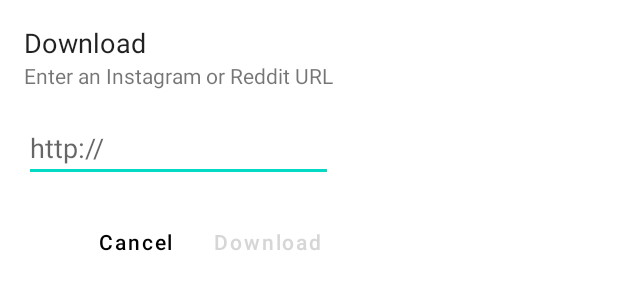
After one commit to RaymondSalim/RedditDownloader-Kotlin, an Android app: the layout fragment_gallery_dialog.xml on its own in the app's theme, with its tools: preview values and no code run, on a phone screen of 412 x 824 dp. The commit adds this screen. Shown: the top 300 px of the screen. Run offline under Robolectric (Android 15) with nearby library versions, the phone set to English and light mode, and no system bars.

Commit message:
Updated resource files

```diff
--- a/app/src/main/res/layout/activity_main.xml
+++ b/app/src/main/res/layout/activity_main.xml
@@ -39,7 +39,7 @@
             android:layout_width="0dp"
             android:layout_height="wrap_content"
             android:minHeight="64dp"
-            android:layout_marginBottom="@dimen/bottmNavBarMargin"
+            android:layout_marginBottom="@dimen/bottomNavBarMargin"
             app:labelVisibilityMode="selected"
             app:itemIconSize="24dp"
             app:itemIconTint="@drawable/bottom_nav_color"
--- a/app/src/main/res/layout/fragment_gallery.xml
+++ b/app/src/main/res/layout/fragment_gallery.xml
@@ -10,11 +10,14 @@
         android:layout_margin="0dp"
         android:layout_width="match_parent"
         android:layout_height="match_parent"
+        android:paddingBottom="64dp"
+        android:clipToPadding="false"
     />
+
 
     <com.google.android.material.floatingactionbutton.FloatingActionButton
         android:id="@+id/fab"
-        android:layout_gravity="bottom|right"
+        android:layout_gravity="bottom|end"
         android:layout_width="wrap_content"
         android:layout_height="wrap_content"
         android:layout_margin="16dp"
--- /dev/null
+++ b/app/src/main/res/layout/fragment_gallery_dialog.xml
@@ -0,0 +1,80 @@
+<?xml version="1.0" encoding="utf-8"?>
+<androidx.appcompat.widget.LinearLayoutCompat
+        android:id="@+id/gallery_dialog_fragment"
+        xmlns:android="http://schemas.android.com/apk/res/android"
+        xmlns:tools="http://schemas.android.com/tools"
+        xmlns:app="http://schemas.android.com/apk/res-auto"
+        android:orientation="vertical"
+        android:layout_width="wrap_content"
+        android:layout_height="wrap_content"
+        tools:context=".gallery.GalleryDialogFragment"
+        android:paddingTop="16dp"
+        android:paddingHorizontal="16dp"
+        android:paddingBottom="8dp"
+>
+
+        <com.google.android.material.textview.MaterialTextView
+                android:layout_width="wrap_content"
+               android:layout_height="wrap_content"
+                android:text="@string/dialog_download"
+                style="@style/MaterialAlertDialog.MaterialComponents.Title.Text"
+                android:textSize="18sp"
+                />
+
+        <com.google.android.material.textview.MaterialTextView
+                android:layout_width="wrap_content"
+                android:layout_height="wrap_content"
+                android:text="@string/dialog_fragment_content"
+                />
+
+        <com.google.android.material.textfield.TextInputEditText
+                android:layout_width="match_parent"
+                android:layout_height="wrap_content"
+                android:inputType="textWebEmailAddress"
+                android:layout_marginTop="16dp"
+                android:hint="@string/url_placeholder"
+        />
+
+        <androidx.appcompat.widget.LinearLayoutCompat
+                android:layout_gravity="right"
+                android:layout_marginTop="16dp"
+                android:layout_width="wrap_content"
+                android:layout_height="wrap_content"
+                android:orientation="horizontal"
+                android:gravity="center"
+                >
+
+                <Button
+                        style="@style/Widget.MaterialComponents.Button.TextButton"
+                        app:layout_constraintStart_toStartOf="parent"
+                        app:layout_constraintTop_toTopOf="parent"
+                        app:layout_constraintEnd_toEndOf="parent"
+                        android:id="@+id/cancel_button"
+                        android:layout_width="match_parent"
+                        android:layout_height="wrap_content"
+                        android:text="@string/cancel"
+                        android:textColor="@color/textColor"
+                        android:textAllCaps="false"
+                />
+
+                <com.google.android.material.button.MaterialButton
+                        style="@style/Widget.MaterialComponents.Button.TextButton"
+                        app:layout_constraintStart_toStartOf="parent"
+                        app:layout_constraintEnd_toEndOf="parent"
+                        app:layout_constraintTop_toBottomOf="@id/cancel_button"
+                        android:id="@+id/download_button"
+                        android:layout_width="match_parent"
+                        android:layout_height="wrap_content"
+                        android:text="@string/dialog_download"
+                        android:textColor="@color/buttonPositiveBackground"
+                        android:radius="@dimen/dialogCornerRadius"
+                        android:textAllCaps="false"
+                />
+
+
+
+        </androidx.appcompat.widget.LinearLayoutCompat>
+
+
+
+</androidx.appcompat.widget.LinearLayoutCompat>
--- a/app/src/main/res/menu/bottom_nav_view.xml
+++ b/app/src/main/res/menu/bottom_nav_view.xml
@@ -7,6 +7,12 @@
             />
 
     <item
+            android:id="@+id/favorites_fragment"
+            android:title="@string/favorites"
+            android:icon="@drawable/ic_baseline_favorite_24"
+            />
+
+    <item
             android:id="@+id/settings_fragment"
             android:title="@string/settings"
             android:icon="@drawable/ic_baseline_settings_24"
--- /dev/null
+++ b/app/src/main/res/transition/slide_left.xml
@@ -0,0 +1,6 @@
+<?xml version="1.0" encoding="utf-8"?>
+<slide xmlns:android="http://schemas.android.com/apk/res/android"
+       android:duration="@android:integer/config_longAnimTime"
+       android:slideEdge="left"
+       android:interpolator="@android:interpolator/linear"
+/>
--- /dev/null
+++ b/app/src/main/res/transition/slide_right.xml
@@ -0,0 +1,6 @@
+<?xml version="1.0" encoding="utf-8"?>
+<slide xmlns:android="http://schemas.android.com/apk/res/android"
+       android:duration="@android:integer/config_longAnimTime"
+       android:slideEdge="right"
+       android:interpolator="@android:interpolator/linear"
+/>
--- a/app/src/main/res/values/strings.xml
+++ b/app/src/main/res/values/strings.xml
@@ -5,6 +5,7 @@
     <string name="skip">Skip</string>
     <string name="next">Next</string>
     <string name="done">Done</string>
+    <string name="cancel">Cancel</string>
 
 
     <!--String for splash screen-->
@@ -14,7 +15,14 @@
 
     <!--String for bottom navigation bar-->
     <string name="gallery">Gallery</string>
+    <string name="favorites">Favorite</string>
     <string name="settings">Settings</string>
+
+
+    <!-- Dialog Fragment-->
+    <string name="url_placeholder">http://</string>
+    <string name="dialog_download">Download</string>
+    <string name="dialog_fragment_content">Enter an Instagram or Reddit URL</string>
 
     <!-- Preference Titles -->
     <string name="general_header">General</string>
@@ -29,4 +37,6 @@
     <string name="attachment_title">Download incoming attachments</string>
     <string name="attachment_summary_on">Automatically download attachments for incoming emails</string>
     <string name="attachment_summary_off">Only download attachments when manually requested</string>
+    <!-- TODO: Remove or change this placeholder text -->
+    <string name="hello_blank_fragment">Hello blank fragment</string>
 </resources>
--- a/app/src/main/res/values/styles.xml
+++ b/app/src/main/res/values/styles.xml
@@ -6,19 +6,23 @@
         <item name="colorPrimaryDark">@color/statusBarColor</item>
         <item name="colorAccent">@color/colorAccent</item>
         <item name="android:windowAnimationStyle">@style/WindowAnimationTransition</item>
-        <item name="alertDialogTheme">@style/AlertDialogTheme</item>
     </style>
 
-    <style name="AlertDialogTheme" parent="Theme.MaterialComponents.DayNight.Dialog.Alert">
-        <item name="android:colorPrimary">#00397F</item>
-        <item name="android:colorAccent">#0AAEEF</item>
-        <item name="buttonBarStyle">@style/Button</item>
+    <style name="RoundedCorners" parent="@style/Theme.MaterialComponents.DayNight.Dialog">
         <item name="dialogCornerRadius">@dimen/dialogCornerRadius</item>
+        <item name="windowMinWidthMajor">65%</item>
+        <item name="windowMinWidthMinor">95%</item>
     </style>
 
-    <style name="Button" parent="Widget.MaterialComponents.Button.TextButton">
-        <item name="android:textColor">@color/textColor</item>
-    </style>
+<!--    <style name="RoundedCornersMaterial" parent="@style/ThemeOverlay.MaterialComponents.MaterialAlertDialog">-->
+<!--        <item name="shapeAppearanceOverlay">@style/RoundedCornersAppearanceOverlay</item>-->
+<!--        <item name="dialogCornerRadius">@dimen/dialogCornerRadius</item>-->
+<!--    </style>-->
+
+<!--    <style name="RoundedCornersAppearanceOverlay">-->
+<!--        <item name="cornerFamily">rounded</item>-->
+<!--        <item name="cornerRadius">@dimen/dialogCornerRadius</item>-->
+<!--    </style>-->
 
     <style name="WindowAnimationTransition">
         <item name="android:windowEnterAnimation">@android:anim/fade_in</item>
```
Also changed, not shown: app/src/main/res/anim/fade_in.xml (added, +7 -0 lines), app/src/main/res/anim/fade_out.xml (added, +7 -0 lines), app/src/main/res/anim/slide_left_enter.xml (added, +7 -0 lines), app/src/main/res/anim/slide_left_exit.xml (added, +7 -0 lines), app/src/main/res/anim/slide_right_enter.xml (added, +7 -0 lines), app/src/main/res/anim/slide_right_exit.xml (added, +7 -0 lines), app/src/main/res/drawable/ic_baseline_favorite_24.xml (added, +10 -0 lines).
